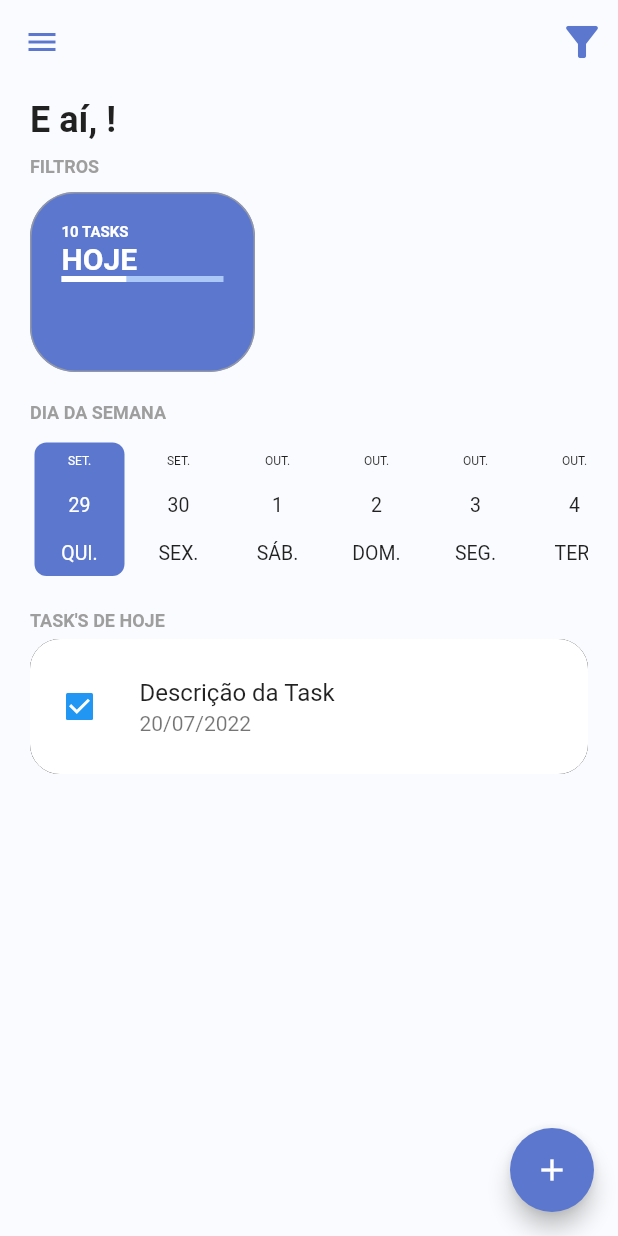
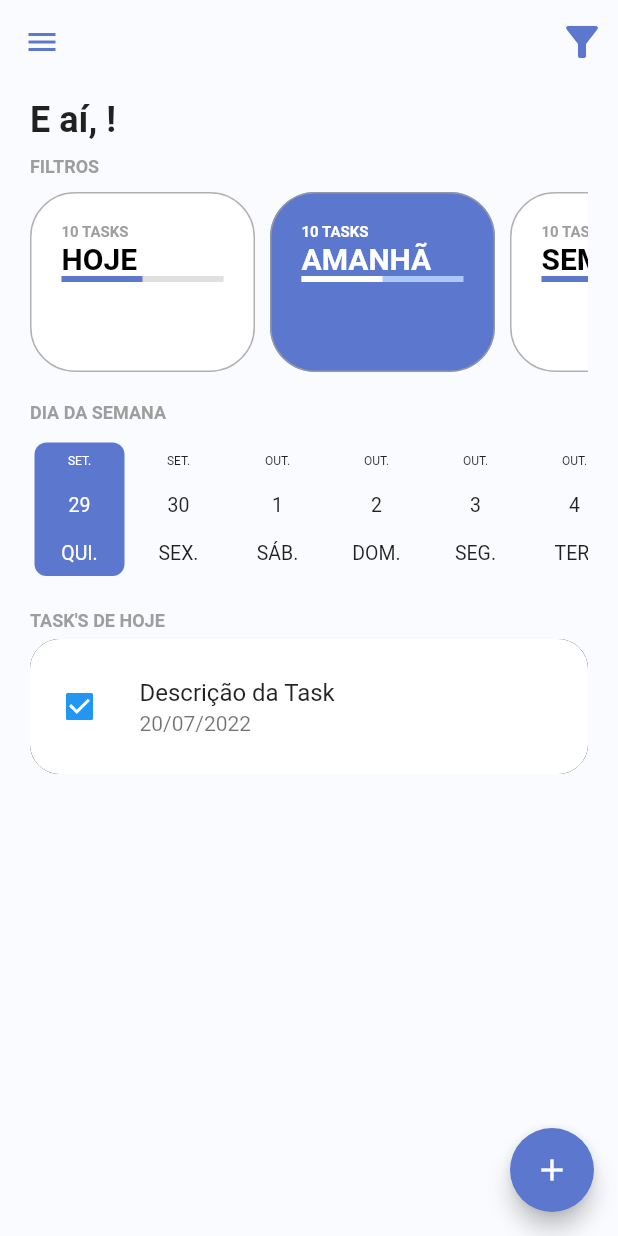
Before and after one commit to lucianamcedro/todolist_flutter, a Flutter app: the screen it shows once a user with an empty profile is signed in, on a phone screen of 412 x 824 dp. Run offline on Flutter 3.47's test engine with Material 2 defaults, Android fonts, the phone set to English and light mode, and no system bars; drawn by our look-alikes of date_picker_timeline; our stand-ins replace firebase_auth, firebase_core, flutter_signin_button, google_fonts, google_sign_in, sqflite and 1 more; missing offline and left inert: flutter_overlay_loader, validatorless; accounts and stored records are empty; network calls fail; Roboto replaces fonts that are missing (Mandali).

Commit message:
implementando-componente-de-filtros-dias

```diff
--- /dev/null
+++ b/lib/app/models/task_filter_enum.dart
@@ -0,0 +1,5 @@
+enum TaskFilterEnum {
+  today,
+  tomorrow,
+  week,
+}
--- /dev/null
+++ b/lib/app/models/total_tasks_model.dart
@@ -0,0 +1,9 @@
+// ignore_for_file: public_member_api_docs, sort_constructors_first
+class TotalTasksModel {
+  final int totalTasks;
+  final int totalTasksFinish;
+  TotalTasksModel({
+    required this.totalTasks,
+    required this.totalTasksFinish,
+  });
+}
--- a/lib/app/modules/home/home_controller.dart
+++ b/lib/app/modules/home/home_controller.dart
@@ -1 +1,6 @@
-class HomeController {}
+import 'package:todolist_provider/app/core/notifier/default_change_notifier.dart';
+import 'package:todolist_provider/app/models/task_filter_enum.dart';
+
+class HomeController extends DefaultChangeNotifier {
+  final TaskFilterEnum filterSelected = TaskFilterEnum.tomorrow;
+}
--- a/lib/app/modules/home/home_module.dart
+++ b/lib/app/modules/home/home_module.dart
@@ -1,14 +1,19 @@
 import 'package:provider/provider.dart';
 import 'package:todolist_provider/app/core/modules/todo_list_module.dart';
+import 'package:todolist_provider/app/modules/home/home_controller.dart';
 
 import 'package:todolist_provider/app/modules/home/home_page.dart';
 
 class HomeModule extends TodoListModule {
   HomeModule()
       : super(
-          // bindings: [],
+          bindings: [
+            ChangeNotifierProvider(
+              create: (context) => HomeController(),
+            ),
+          ],
           routers: {
-            '/home': (context) => HomePage(),
+            '/home': (context) => const HomePage(),
           },
         );
 }
--- a/lib/app/modules/home/widgets/home_filters.dart
+++ b/lib/app/modules/home/widgets/home_filters.dart
@@ -1,5 +1,9 @@
 import 'package:flutter/material.dart';
+import 'package:provider/provider.dart';
 import 'package:todolist_provider/app/core/ui/theme/theme_extension.dart';
+import 'package:todolist_provider/app/models/task_filter_enum.dart';
+import 'package:todolist_provider/app/models/total_tasks_model.dart';
+import 'package:todolist_provider/app/modules/home/home_controller.dart';
 import 'package:todolist_provider/app/modules/home/widgets/todo_card_filter.dart';
 
 class HomeFilters extends StatefulWidget {
@@ -26,7 +30,33 @@ class _HomeFiltersState extends State<HomeFilters> {
           scrollDirection: Axis.horizontal,
           child: Row(
             children: [
-              TodoCardFilter(),
+              TodoCardFilter(
+                label: 'HOJE',
+                taskFilter: TaskFilterEnum.today,
+                totalTasksModel:
+                    TotalTasksModel(totalTasks: 10, totalTasksFinish: 5),
+                selected: context.select<HomeController, TaskFilterEnum>(
+                        (value) => value.filterSelected) ==
+                    TaskFilterEnum.today,
+              ),
+              TodoCardFilter(
+                label: 'AMANHÃ',
+                taskFilter: TaskFilterEnum.tomorrow,
+                totalTasksModel:
+                    TotalTasksModel(totalTasks: 10, totalTasksFinish: 5),
+                selected: context.select<HomeController, TaskFilterEnum>(
+                        (value) => value.filterSelected) ==
+                    TaskFilterEnum.tomorrow,
+              ),
+              TodoCardFilter(
+                label: 'SEMANA',
+                taskFilter: TaskFilterEnum.week,
+                totalTasksModel:
+                    TotalTasksModel(totalTasks: 10, totalTasksFinish: 5),
+                selected: context.select<HomeController, TaskFilterEnum>(
+                        (value) => value.filterSelected) ==
+                    TaskFilterEnum.week,
+              ),
             ],
           ),
         )
--- a/lib/app/modules/home/widgets/todo_card_filter.dart
+++ b/lib/app/modules/home/widgets/todo_card_filter.dart
@@ -1,14 +1,32 @@
 import 'package:flutter/material.dart';
 import 'package:todolist_provider/app/core/ui/theme/theme_extension.dart';
+import 'package:todolist_provider/app/models/task_filter_enum.dart';
+import 'package:todolist_provider/app/models/total_tasks_model.dart';
 
-class TodoCardFilter extends StatefulWidget {
-  const TodoCardFilter({Key? key}) : super(key: key);
+class TodoCardFilter extends StatelessWidget {
+  final String label;
+  final TaskFilterEnum taskFilter;
+  final TotalTasksModel? totalTasksModel;
+  final bool selected;
+  const TodoCardFilter(
+      {Key? key,
+      required this.label,
+      required this.taskFilter,
+      this.totalTasksModel,
+      required this.selected})
+      : super(key: key);
 
-  @override
-  State<TodoCardFilter> createState() => _TodoCardFilterState();
-}
+  double _getPercentFinish() {
+    final total = totalTasksModel?.totalTasks ?? 0;
+    final totalFinish = totalTasksModel?.totalTasksFinish ?? 0.1;
+    if (total == 0) {
+      return 0.0;
+    }
 
-class _TodoCardFilterState extends State<TodoCardFilter> {
+    final percent = (totalFinish * 100) / total;
+    return percent / 100;
+  }
+
   @override
   Widget build(BuildContext context) {
     return Container(
@@ -19,7 +37,7 @@ class _TodoCardFilterState extends State<TodoCardFilter> {
       margin: const EdgeInsets.only(right: 10),
       padding: const EdgeInsets.all(20),
       decoration: BoxDecoration(
-        color: context.primaryColor,
+        color: selected ? context.primaryColor : Colors.white,
         border: Border.all(
           width: 1,
           color: Colors.grey.withOpacity(.8),
@@ -30,21 +48,31 @@ class _TodoCardFilterState extends State<TodoCardFilter> {
         crossAxisAlignment: CrossAxisAlignment.start,
         children: [
           Text(
-            '10 TASKS',
+            '${totalTasksModel?.totalTasks ?? 0} TASKS',
             style: context.titleStyle.copyWith(
               fontSize: 10,
-              color: Colors.white,
+              color: selected ? Colors.white : Colors.grey,
             ),
           ),
-          const Text(
-            'HOJE',
+          Text(
+            label,
             style: TextStyle(
-                fontSize: 20, fontWeight: FontWeight.bold, color: Colors.white),
+                fontSize: 20,
+                fontWeight: FontWeight.bold,
+                color: selected ? Colors.white : Colors.black),
           ),
-          LinearProgressIndicator(
-            backgroundColor: context.primaryColorLight,
-            value: 0.4,
-            valueColor: const AlwaysStoppedAnimation<Color>(Colors.white),
+          TweenAnimationBuilder<double>(
+            tween: Tween(begin: 0.0, end: _getPercentFinish()),
+            duration: const Duration(seconds: 1),
+            builder: (context, value, child) {
+              return LinearProgressIndicator(
+                backgroundColor:
+                    selected ? context.primaryColorLight : Colors.grey.shade300,
+                value: value,
+                valueColor: AlwaysStoppedAnimation<Color>(
+                    selected ? Colors.white : context.primaryColor),
+              );
+            },
           )
         ],
       ),
```
Also changed, not shown: 1 other file.
